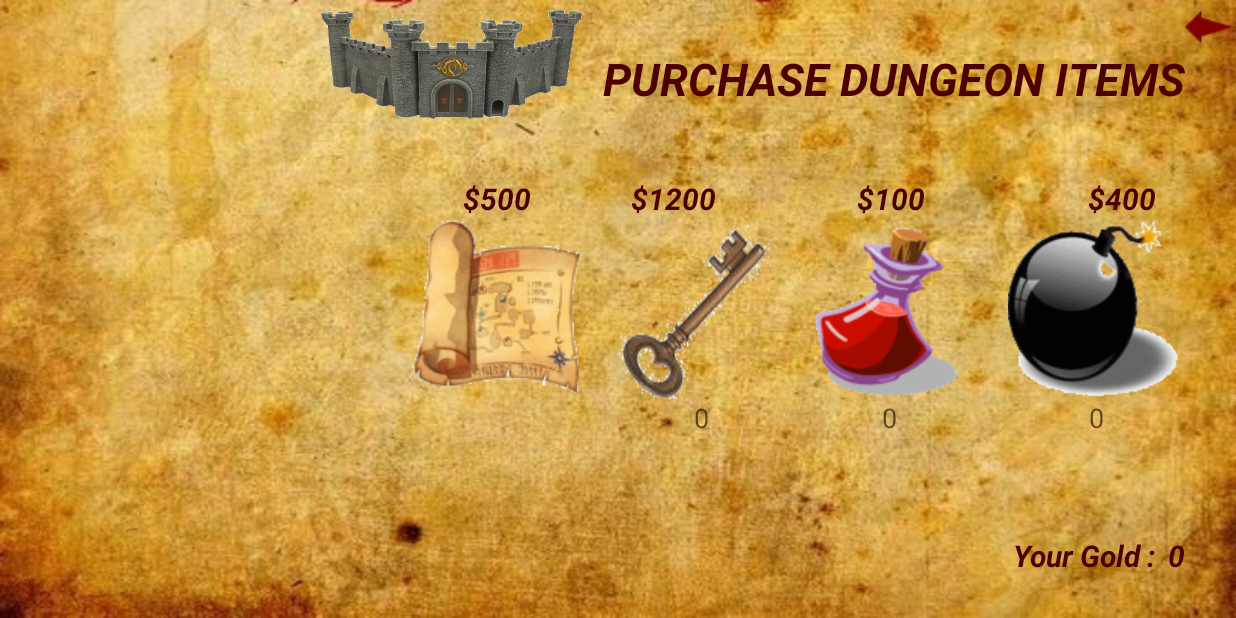
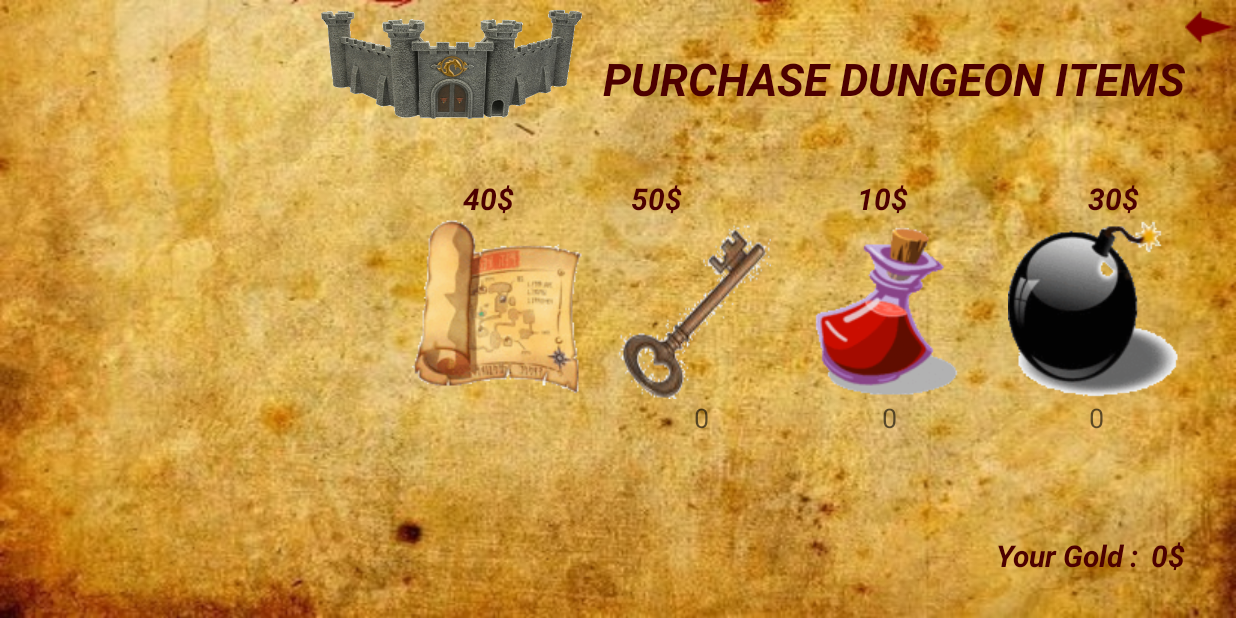
Before and after one commit to ajinkya-dhamnaskar/dungeon-raider, an Android app: the PurchaseDungeonItems screen opened directly, with no data from a screen before it, on a phone screen of 824 x 412 dp (held sideways). Run offline under Robolectric (Android 15) with nearby library versions, the phone set to English and light mode, and no system bars; 2 statements that could not run were skipped.

Commit message:
-- cosmetic changes -- changes in constants

```diff
--- a/app/src/main/java/com/group2/dungeonraider/controller/PurchaseDungeonItems.java
+++ b/app/src/main/java/com/group2/dungeonraider/controller/PurchaseDungeonItems.java
@@ -34,6 +34,7 @@ public class PurchaseDungeonItems extends Activity {
     TextView textViewKeys;
     TextView textViewPotion;
     TextView textViewBombs;
+    TextView textCosts;
     int potionCount = p.getItemCount(Constants.ITEM_POTION);
     int keyCount = p.getItemCount(Constants.ITEM_KEY);
     int bombsCount = p.getItemCount(Constants.ITEM_BOMB);
@@ -45,7 +46,7 @@ public class PurchaseDungeonItems extends Activity {
         super.onCreate(savedInstanceState);
         setContentView(R.layout.purchase_dungeon_items);
         textViewGold = (TextView) findViewById(R.id.textView_goldvalue);
-        textViewGold.setText(Integer.toString(p.getGold()));
+        textViewGold.setText(Integer.toString(p.getGold())+Constants.DOLLAR);
         textViewKeys = (TextView) findViewById(R.id.textViewKeysOwned);
         textViewKeys.setText(Integer.toString(keyCount));
         textViewKeys.setGravity(Gravity.CENTER);
@@ -55,6 +56,19 @@ public class PurchaseDungeonItems extends Activity {
         textViewBombs = (TextView) findViewById(R.id.textViewBombsOwned);
         textViewBombs.setText(Integer.toString(bombsCount));
         textViewBombs.setGravity(Gravity.CENTER);
+        textCosts = (TextView) findViewById(R.id.txtbombcost);
+        textCosts.setText(Integer.toString(Constants.ITEM_BOMB_VALUE) + Constants.DOLLAR);
+        textViewKeys.setGravity(Gravity.CENTER);
+        textCosts = (TextView) findViewById(R.id.txtkeycost);
+        textCosts.setText(Integer.toString(Constants.ITEM_KEY_VALUE)+Constants.DOLLAR);
+        textViewKeys.setGravity(Gravity.CENTER);
+        textCosts = (TextView) findViewById(R.id.txtpotioncost);
+        textCosts.setText(Integer.toString(Constants.ITEM_POTION_VALUE)+Constants.DOLLAR);
+        textViewKeys.setGravity(Gravity.CENTER);
+        textCosts = (TextView) findViewById(R.id.txtmapcost);
+        textCosts.setText(Integer.toString(Constants.ITEM_MAP_VALUE)+Constants.DOLLAR);
+        textViewKeys.setGravity(Gravity.CENTER);
+
 
     }
 
@@ -64,7 +78,7 @@ public class PurchaseDungeonItems extends Activity {
             p.setGold(p.getGold() - mapCost);
             databaseHelper.updatePlayerGoldValue(p);
             TextView textView = (TextView) findViewById(R.id.textView_goldvalue);
-            textView.setText(Integer.toString(p.getGold()));
+            textView.setText(Integer.toString(p.getGold())+Constants.DOLLAR);
         } else {
             Toast.makeText(this, "Not enough gold to purchase map", Toast.LENGTH_LONG).show();
         }
@@ -79,9 +93,9 @@ public class PurchaseDungeonItems extends Activity {
             databaseHelper.updatePlayerGoldValue(p);
             databaseHelper.updatePlayerItemCount(Constants.ITEM_KEY,getItemId(Constants.ITEM_KEY));
             textViewGold = (TextView) findViewById(R.id.textView_goldvalue);
-            textViewGold.setText(Integer.toString(p.getGold()));
+            textViewGold.setText(Integer.toString(p.getGold())+Constants.DOLLAR);
             textViewKeys = (TextView) findViewById(R.id.textViewKeysOwned);
-            textViewKeys.setText(Integer.toString(p.getItemCount(Constants.ITEM_KEY)));
+            textViewKeys.setText(Constants.OWNED+Integer.toString(p.getItemCount(Constants.ITEM_KEY)));
         } else {
             Toast.makeText(this, "Not enough gold to purchase key", Toast.LENGTH_LONG).show();
         }
@@ -95,9 +109,9 @@ public class PurchaseDungeonItems extends Activity {
             databaseHelper.updatePlayerGoldValue(p);
             databaseHelper.updatePlayerItemCount(Constants.ITEM_POTION,getItemId(Constants.ITEM_POTION));
             textViewGold = (TextView) findViewById(R.id.textView_goldvalue);
-            textViewGold.setText(Integer.toString(p.getGold()));
+            textViewGold.setText(Integer.toString(p.getGold())+Constants.DOLLAR);
             textViewPotion = (TextView) findViewById(R.id.textViewPotionsOwned);
-            textViewPotion.setText(Integer.toString(p.getItemCount(Constants.ITEM_POTION)));
+            textViewPotion.setText(Constants.OWNED+Integer.toString(p.getItemCount(Constants.ITEM_POTION)));
         } else {
             Toast.makeText(this, "Not enough gold to purchase potion", Toast.LENGTH_LONG).show();
         }
@@ -111,9 +125,9 @@ public class PurchaseDungeonItems extends Activity {
             databaseHelper.updatePlayerGoldValue(p);
             databaseHelper.updatePlayerItemCount(Constants.ITEM_BOMB, getItemId(Constants.ITEM_BOMB));
             textViewGold = (TextView) findViewById(R.id.textView_goldvalue);
-            textViewGold.setText(Integer.toString(p.getGold()));
+            textViewGold.setText(Integer.toString(p.getGold())+Constants.DOLLAR);
             textViewBombs = (TextView) findViewById(R.id.textViewBombsOwned);
-            textViewBombs.setText(Integer.toString(p.getItemCount(Constants.ITEM_BOMB)));
+            textViewBombs.setText(Constants.OWNED+Integer.toString(p.getItemCount(Constants.ITEM_BOMB)));
         } else {
             Toast.makeText(this, "Not enough gold to purchase bomb", Toast.LENGTH_LONG).show();
         }
--- a/app/src/main/res/layout/activity_level.xml
+++ b/app/src/main/res/layout/activity_level.xml
@@ -34,6 +34,7 @@
         android:layout_height="wrap_content"
         android:text="@string/lvl_tutorial"
         android:id="@+id/radiotutorial"
+        android:buttonTint="@color/dungeon"
         android:textSize="30dp"
         android:textStyle="italic"
         android:textColor="#4C0000"
@@ -48,6 +49,7 @@
         android:layout_height="wrap_content"
         android:text="@string/lvl_medium"
         android:id="@+id/radiomedium"
+        android:buttonTint="@color/dungeon"
         android:textSize="30dp"
         android:textStyle="italic"
         android:checked="false"
@@ -61,6 +63,7 @@
         android:layout_height="wrap_content"
         android:text="@string/lvl_easy"
         android:id="@+id/radioeasy"
+        android:buttonTint="@color/dungeon"
         android:textSize="30dp"
         android:textStyle="italic"
         android:checked="false"
@@ -74,6 +77,7 @@
         android:layout_height="wrap_content"
         android:text="@string/lvl_hard"
         android:id="@+id/radiohard"
+        android:buttonTint="@color/dungeon"
         android:textSize="30dp"
         android:textStyle="italic"
         android:checked="false"
@@ -87,6 +91,7 @@
         android:layout_height="wrap_content"
         android:text="@string/lvl_store"
         android:id="@+id/radiostore"
+        android:buttonTint="@color/dungeon"
         android:textSize="30dp"
         android:textColor="#4C0000"
         android:textStyle="italic"
--- a/app/src/main/res/layout/activity_newgame.xml
+++ b/app/src/main/res/layout/activity_newgame.xml
@@ -129,7 +129,7 @@
             android:layout_height="204dp"
             android:id="@+id/radioCharacter1"
             android:checked="false"
-
+            android:buttonTint="@color/dungeon"
             android:layout_above="@+id/imageView"
             android:layout_toRightOf="@+id/txt_character"
             android:layout_below="@+id/imageButton" />
@@ -140,6 +140,7 @@
             android:layout_height="match_parent"
             android:id="@+id/radioCharacter2"
             android:checked="false"
+            android:buttonTint="@color/dungeon"
             android:layout_toRightOf="@+id/radioCharacter1"
             android:layout_below="@+id/imageButton"
             android:layout_alignParentBottom="true"
--- a/app/src/main/res/layout/activity_settings.xml
+++ b/app/src/main/res/layout/activity_settings.xml
@@ -114,6 +114,7 @@
                 android:layout_width="wrap_content"
                 android:drawableRight="@drawable/bbpwa"
                 android:layout_height="wrap_content"
+                android:buttonTint="@color/dungeon"
                 android:id="@+id/radioCharacterSettings1"
                 android:checked="false"
                 android:layout_alignBottom="@+id/radioCharacterSettings2"
@@ -124,6 +125,7 @@
                 android:layout_width="128dp"
                 android:drawableRight="@drawable/bbpwb"
                 android:layout_height="208dp"
+                android:buttonTint="@color/dungeon"
                 android:id="@+id/radioCharacterSettings2"
                 android:checked="false"
                 android:layout_alignBottom="@+id/radioGroupCharacterSettings"
--- a/app/src/main/res/layout/help.xml
+++ b/app/src/main/res/layout/help.xml
@@ -23,7 +23,7 @@
     <Button
         android:layout_width="match_parent"
         android:layout_height="wrap_content"
-        android:text="@string/hp_how_to_play"
+        android:text="@string/help_how_to_play"
         android:onClick="howtoplay"
         android:id="@+id/btnHowToPlay"
         android:textSize="30dp"
@@ -37,7 +37,7 @@
     <Button
         android:layout_width="match_parent"
         android:layout_height="wrap_content"
-        android:text="@string/hp_tips"
+        android:text="@string/help_tips"
         android:onClick="tips"
         android:id="@+id/btnTips"
         android:textSize="30dp"
@@ -51,7 +51,7 @@
     <Button
         android:layout_width="match_parent"
         android:layout_height="wrap_content"
-        android:text="@string/hp_about_the_game"
+        android:text="@string/help_about_the_game"
         android:onClick="aboutthegame"
         android:id="@+id/btnAboutTheGame"
         android:textSize="30dp"
--- a/app/src/main/res/layout/purchase_dungeon_items.xml
+++ b/app/src/main/res/layout/purchase_dungeon_items.xml
@@ -167,7 +167,6 @@
         android:layout_width="wrap_content"
         android:layout_height="wrap_content"
         android:textAppearance="?android:attr/textAppearanceMedium"
-        android:text="$500"
         android:textSize="20dp"
         android:textColor="#4C0000"
         android:textStyle="bold|italic"
@@ -182,7 +181,6 @@
         android:layout_width="wrap_content"
         android:layout_height="wrap_content"
         android:textAppearance="?android:attr/textAppearanceMedium"
-        android:text="$1200"
         android:textSize="20dp"
         android:textColor="#4C0000"
         android:textStyle="bold|italic"
@@ -195,7 +193,6 @@
         android:layout_width="wrap_content"
         android:layout_height="wrap_content"
         android:textAppearance="?android:attr/textAppearanceMedium"
-        android:text="$100"
         android:textSize="20dp"
         android:textColor="#4C0000"
         android:textStyle="bold|italic"
@@ -210,7 +207,6 @@
         android:layout_width="wrap_content"
         android:layout_height="wrap_content"
         android:textAppearance="?android:attr/textAppearanceMedium"
-        android:text="$400"
         android:textSize="20dp"
         android:textColor="#4C0000"
         android:textStyle="bold|italic"
--- a/app/src/main/res/values/colors.xml
+++ b/app/src/main/res/values/colors.xml
@@ -3,4 +3,5 @@
     <color name="colorPrimary">#3F51B5</color>
     <color name="colorPrimaryDark">#303F9F</color>
     <color name="colorAccent">#FF4081</color>
+    <color name="dungeon">#4C0000</color>
 </resources>
--- a/app/src/main/res/values/strings.xml
+++ b/app/src/main/res/values/strings.xml
@@ -42,9 +42,6 @@
     <!-- Scoreboard End-->
 
     <!-- Help start-->
-    <string name="hp_how_to_play">HOW TO PLAY</string>
-    <string name="hp_tips">TIPS</string>
-    <string name="hp_about_the_game">ABOUT THE GAME</string>
     <string name="hp_help">HELP</string>
     <!-- Help End-->
 
@@ -63,7 +60,7 @@
     <string name="help_how_to_play">How to play</string>
     <string name="help_how_to_play_details">"The player needs to solve every dungeon room in order to solve the entire level.\n\nThe dungeon room has many blocks of different types.\n\nThere are some sliding blocks which the player has to move to make his way through the dungeon.\n\nThe player has to collect all keys in order to open the doors for the next puzzle rooms. Use the joystick on-screen to move your player in the desired direction."</string>
     <string name="help_tips">Tips</string>
-    <string name="help_tips_details">"Try to solve the dungeon room in least number of steps and also in least amount of time to get most number of gold coins.\n\nUse the bombs to break the breakable walls. There might be treasure chest or keys behind the breakable wall.\n\nUse your potions to slow down the timer to reduce the time required to solve he dungeon room. This can earn you more gold."</string>
+    <string name="help_tips_details">"Try to solve the dungeon room in least number of steps and also in least amount of time to get most number of gold coins.\n\nUse the bombs to break the breakable walls. There might be treasure chest or keys behind the breakable wall.\n\nUse your potions to slow down the timer to reduce the time required to solve the dungeon room. This can earn you more gold.\n\nUse sliding blocks to open doors and extinguishing fire by placing them on floor switches."</string>
     <string name="help_about_the_game">About the game</string>
     <string name="help_about_the_game_details">"VERSION: 1.0 \n\nDEVELOPED BY:\nAURA Gaming Inc.\n\nINFO &amp; SUPPORT:\nSE GROUP 2"</string>
     <!--Help end -->
```
Also changed, not shown: app/src/main/java/com/group2/dungeonraider/utilities/Constants.java (+7 -5 lines).
